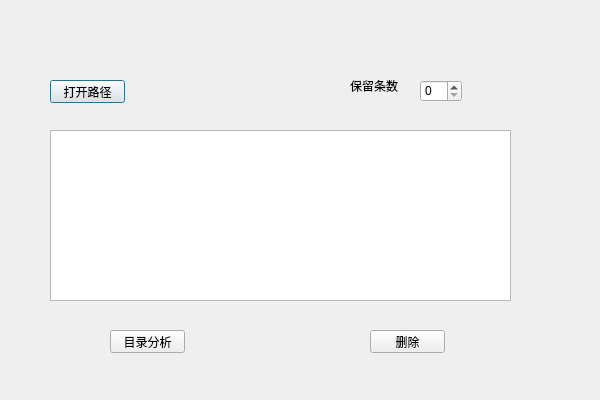
First picture: the form in HistoryDIrTool/HistoryDIrTool.ui, repository qq994865664/hirstory_dir_delete, before the edit.
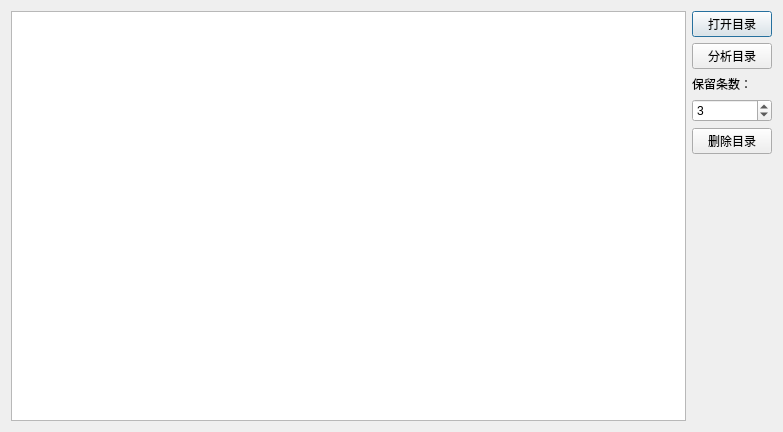
Second picture: the form after the edit.

```diff
--- a/HistoryDIrTool/HistoryDIrTool.ui
+++ b/HistoryDIrTool/HistoryDIrTool.ui
@@ -6,85 +6,73 @@
    <rect>
     <x>0</x>
     <y>0</y>
-    <width>600</width>
-    <height>400</height>
+    <width>783</width>
+    <height>432</height>
    </rect>
   </property>
   <property name="windowTitle">
    <string>HistoryDIrTool</string>
   </property>
-  <widget class="QPushButton" name="btnOpenPath">
-   <property name="geometry">
-    <rect>
-     <x>50</x>
-     <y>80</y>
-     <width>75</width>
-     <height>23</height>
-    </rect>
-   </property>
-   <property name="text">
-    <string>打开路径</string>
-   </property>
-  </widget>
-  <widget class="QSpinBox" name="spinBoxDelCount">
-   <property name="geometry">
-    <rect>
-     <x>420</x>
-     <y>80</y>
-     <width>42</width>
-     <height>22</height>
-    </rect>
-   </property>
-  </widget>
-  <widget class="QLabel" name="labelDelCount">
-   <property name="geometry">
-    <rect>
-     <x>350</x>
-     <y>80</y>
-     <width>54</width>
-     <height>12</height>
-    </rect>
-   </property>
-   <property name="text">
-    <string>保留条数</string>
-   </property>
-  </widget>
-  <widget class="QTextEdit" name="textLog">
-   <property name="geometry">
-    <rect>
-     <x>50</x>
-     <y>130</y>
-     <width>461</width>
-     <height>171</height>
-    </rect>
-   </property>
-  </widget>
-  <widget class="QPushButton" name="btnParse">
-   <property name="geometry">
-    <rect>
-     <x>110</x>
-     <y>330</y>
-     <width>75</width>
-     <height>23</height>
-    </rect>
-   </property>
-   <property name="text">
-    <string>目录分析</string>
-   </property>
-  </widget>
-  <widget class="QPushButton" name="btnDel">
-   <property name="geometry">
-    <rect>
-     <x>370</x>
-     <y>330</y>
-     <width>75</width>
-     <height>23</height>
-    </rect>
-   </property>
-   <property name="text">
-    <string>删除</string>
-   </property>
-  </widget>
+  <layout class="QGridLayout" name="gridLayout">
+   <item row="0" column="0" rowspan="2">
+    <widget class="QTextEdit" name="textLog"/>
+   </item>
+   <item row="0" column="1">
+    <layout class="QVBoxLayout" name="verticalLayout">
+     <item>
+      <widget class="QPushButton" name="btnOpenPath">
+       <property name="text">
+        <string>打开目录</string>
+       </property>
+      </widget>
+     </item>
+     <item>
+      <widget class="QPushButton" name="btnParse">
+       <property name="text">
+        <string>分析目录</string>
+       </property>
+      </widget>
+     </item>
+     <item>
+      <widget class="QLabel" name="labelDelCount">
+       <property name="text">
+        <string>保留条数：</string>
+       </property>
+      </widget>
+     </item>
+     <item>
+      <widget class="QSpinBox" name="spinBoxDelCount">
+       <property name="minimum">
+        <number>1</number>
+       </property>
+       <property name="value">
+        <number>3</number>
+       </property>
+      </widget>
+     </item>
+     <item>
+      <widget class="QPushButton" name="btnDel">
+       <property name="text">
+        <string>删除目录</string>
+       </property>
+      </widget>
+     </item>
+    </layout>
+   </item>
+   <item row="1" column="1">
+    <spacer name="verticalSpacer">
+     <property name="orientation">
+      <enum>Qt::Vertical</enum>
+     </property>
+     <property name="sizeHint" stdset="0">
+      <size>
+       <width>20</width>
+       <height>40</height>
+      </size>
+     </property>
+    </spacer>
+   </item>
+  </layout>
  </widget>
  <layoutdefault spacing="6" margin="11"/>
  <resources>
```
